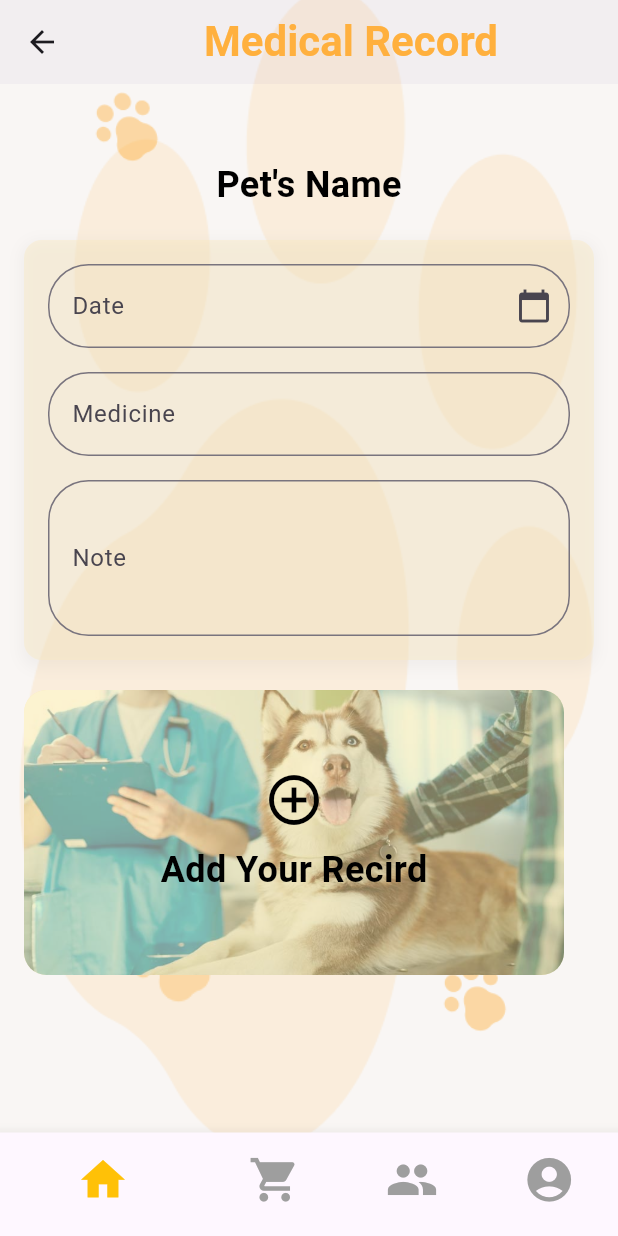
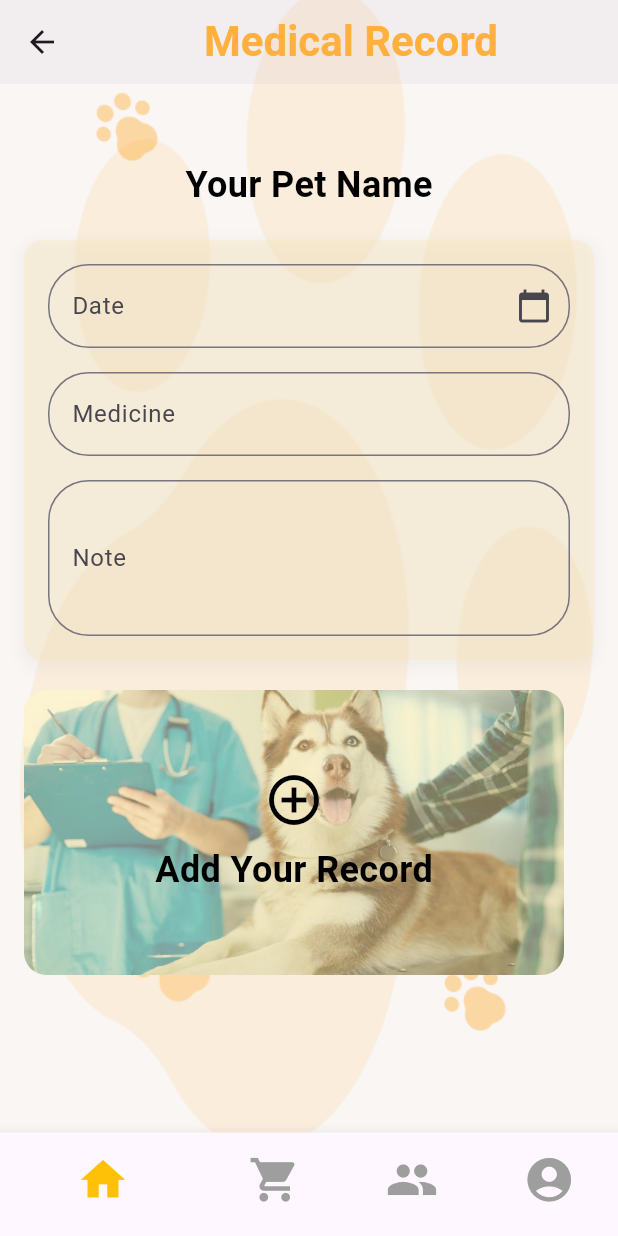
Before and after one commit to upesha56/Furry-Friends-App, a Flutter app: the MedicalRecord screen opened directly, on a phone screen of 412 x 824 dp. Run offline on Flutter 3.47's test engine with Material 3 defaults, Android fonts, the phone set to English and light mode, and no system bars; our stand-ins replace cloud_firestore, file_picker, firebase_auth, firebase_core, google_maps_flutter, image_picker; accounts and stored records are empty; Roboto replaces fonts that are missing (CustomFont).

Commit message:
Made some modifications

```diff
--- a/Front-End/lib/pages/medicalrecord.dart
+++ b/Front-End/lib/pages/medicalrecord.dart
@@ -38,7 +38,7 @@ class _MedicalRecordState extends State<MedicalRecord> {
     );
     if (pickedDate != null) {
       setState(() {
-        _dateController.text = DateFormat('yyyy-MM-dd').format(pickedDate);
+        _dateController.text = DateFormat('dd-MM-YYYY').format(pickedDate);
       });
     }
   }
@@ -117,7 +117,7 @@ class _MedicalRecordState extends State<MedicalRecord> {
                   const SizedBox(height: 90),
                   const Center(
                     child: Text(
-                      "Pet's Name",
+                      "Your Pet Name",
                       style: TextStyle(
                         fontSize: 24,
                         fontWeight: FontWeight.bold,
@@ -203,7 +203,7 @@ class _MedicalRecordState extends State<MedicalRecord> {
                               size: 40, color: Colors.black), // Add your icon
                           SizedBox(height: 10), // Spacing between icon and text
                           Text(
-                            "Add Your Recird",
+                            "Add Your Record",
                             style: TextStyle(
                               fontSize: 24,
                               color: Colors.black, // Text color
```
